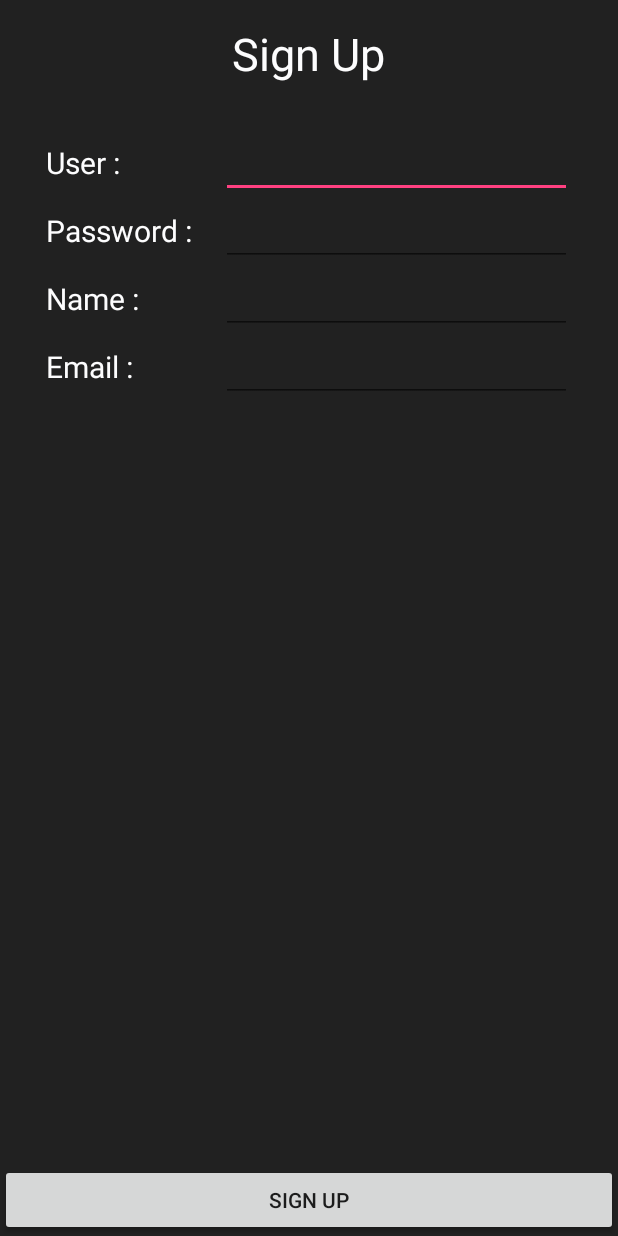
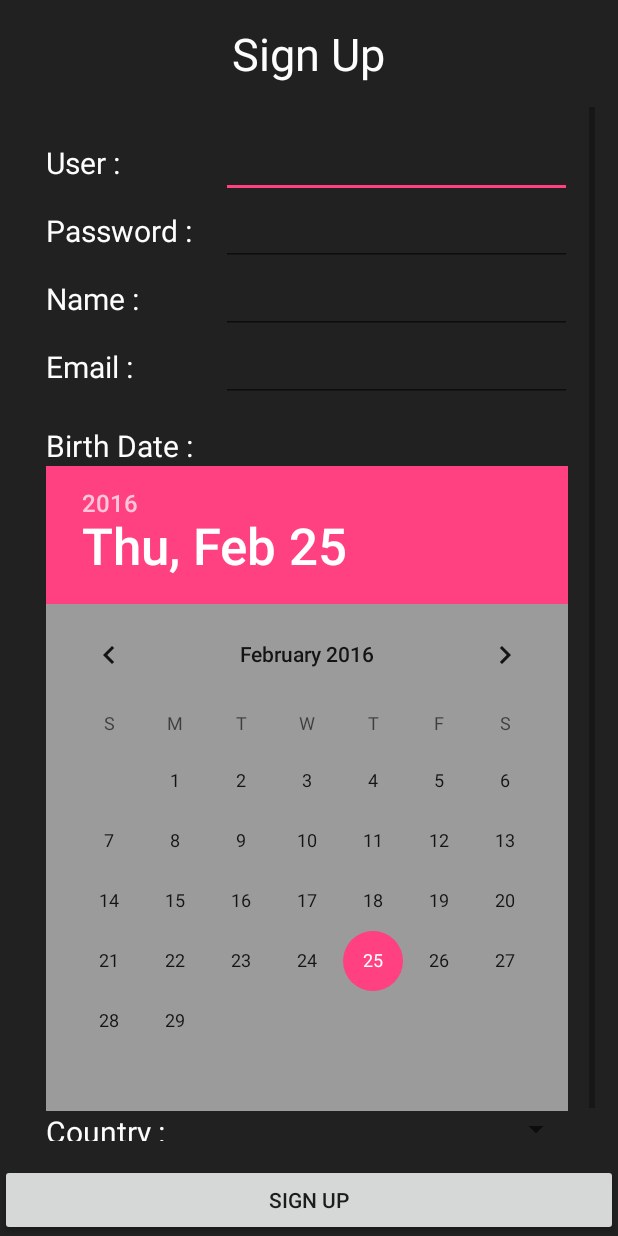
Before and after one commit to kan555/DoneDream, an Android app: the SignUpActivity screen opened directly, with no data from a screen before it, on a phone screen of 412 x 824 dp. Run offline under Robolectric (Android 15) with nearby library versions, the phone set to English and light mode, and no system bars.

Commit message:
design UI Signup finished

```diff
--- a/app/src/main/java/com/donedream/sillapajarn/chawametha/donedream/MainActivity.java
+++ b/app/src/main/java/com/donedream/sillapajarn/chawametha/donedream/MainActivity.java
@@ -1,7 +1,9 @@
 package com.donedream.sillapajarn.chawametha.donedream;
 
+import android.content.Intent;
 import android.support.v7.app.AppCompatActivity;
 import android.os.Bundle;
+import android.view.View;
 
 public class MainActivity extends AppCompatActivity {
 
@@ -18,4 +20,9 @@ public class MainActivity extends AppCompatActivity {
 
     }   //main method
 
+    public void clickSignUp(View view) {
+        startActivity(new Intent(MainActivity.this, SignUpActivity.class));
+
+    }
+
 }   // main class
--- a/app/src/main/res/layout/activity_main.xml
+++ b/app/src/main/res/layout/activity_main.xml
@@ -52,7 +52,8 @@
             android:layout_height="wrap_content"
             android:text="@string/signup"
             android:id="@+id/button"
-            android:layout_weight="1" />
+            android:layout_weight="1"
+            android:onClick="clickSignUp" />
 
         <Button
             android:layout_width="wrap_content"
--- a/app/src/main/res/layout/activity_sign_up.xml
+++ b/app/src/main/res/layout/activity_sign_up.xml
@@ -124,6 +124,43 @@
                     android:layout_weight="2"
                     android:inputType="text" />
             </LinearLayout>
+
+            <TextView
+                android:layout_width="wrap_content"
+                android:layout_height="wrap_content"
+                android:text="@string/birth"
+                android:id="@+id/textView6"
+                android:textSize="@dimen/h2"
+                android:layout_marginTop="@dimen/margin"
+                android:textColor="#fdfdfe" />
+
+            <DatePicker
+                android:layout_width="wrap_content"
+                android:layout_height="wrap_content"
+                android:id="@+id/datePicker"
+                android:background="#9b9b9b" />
+
+            <LinearLayout
+                android:orientation="horizontal"
+                android:layout_width="match_parent"
+                android:layout_height="wrap_content" >
+
+                <TextView
+                    android:layout_width="0dp"
+                    android:layout_height="wrap_content"
+                    android:text="@string/country"
+                    android:id="@+id/textView7"
+                    android:layout_weight="1"
+                    android:textSize="@dimen/h2"
+                    android:textColor="#fdfdfe" />
+
+                <Spinner
+                    android:layout_width="0dp"
+                    android:layout_height="wrap_content"
+                    android:id="@+id/spinner"
+                    android:layout_weight="2" />
+
+            </LinearLayout>
         </LinearLayout>
     </ScrollView>
 </RelativeLayout>
```
